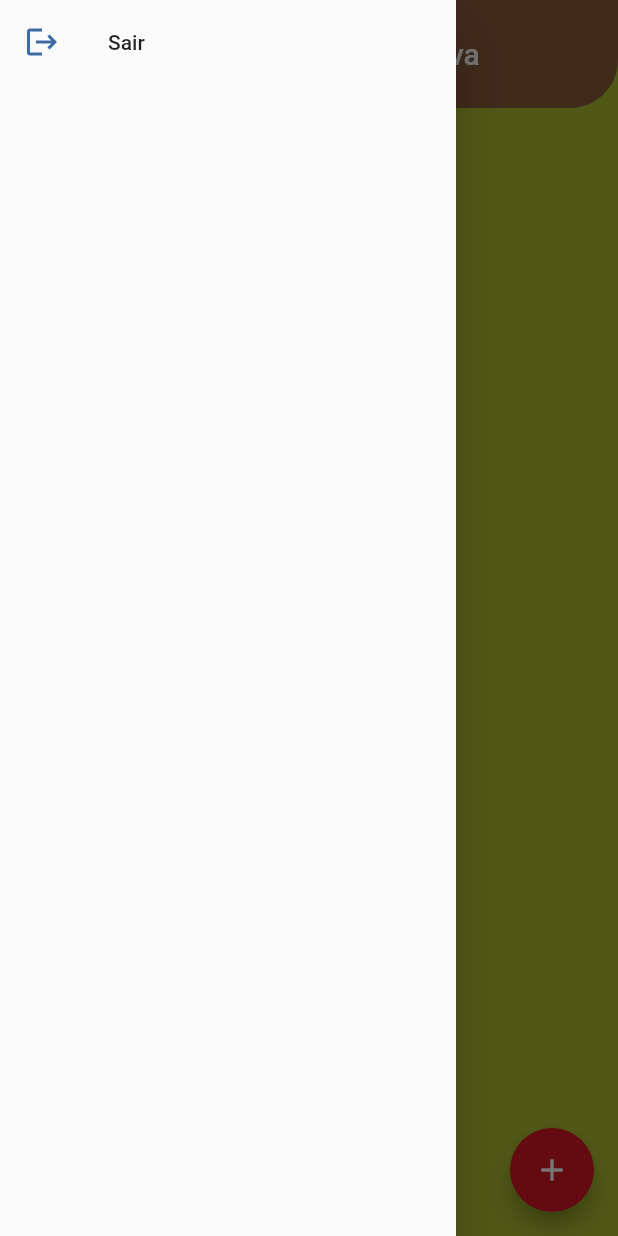
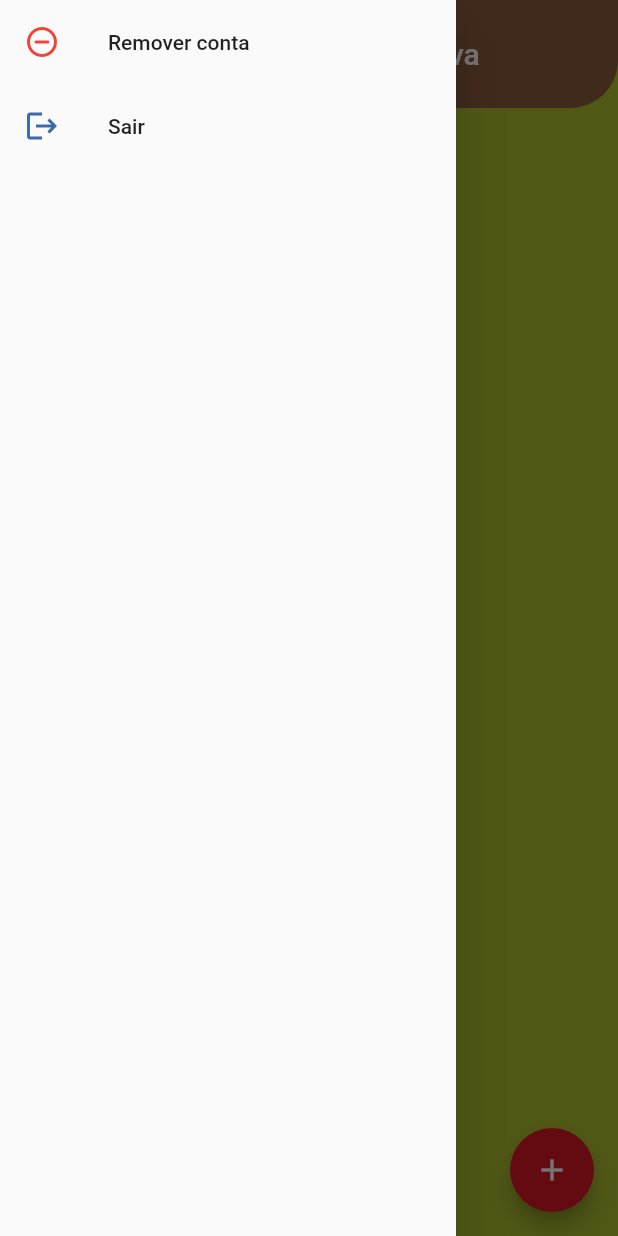
Before and after one commit to ricarthlima/flutter_firebase_auth, a Flutter app: the screen it shows once a user with an empty profile is signed in, with the side drawer open, on a phone screen of 412 x 824 dp. Run offline on Flutter 3.47's test engine with Material 2 defaults, Android fonts, the phone set to English and light mode, and no system bars; our stand-ins replace cloud_firestore, firebase_auth, firebase_core; accounts and stored records are empty; generated files the repository leaves out were written again; network calls fail.

Commit message:
v4.3 - removendo usuário

```diff
--- a/lib/firestore/presentation/home_screen.dart
+++ b/lib/firestore/presentation/home_screen.dart
@@ -30,6 +30,14 @@ class _HomeScreenState extends State<HomeScreen> {
       ),
       drawer: Drawer(
         child: ListView(children: [
+          ListTile(
+            onTap: () => AuthService().removerUsuario(),
+            leading: const Icon(
+              Icons.remove_circle_outline_rounded,
+              color: Colors.red,
+            ),
+            title: const Text("Remover conta"),
+          ),
           ListTile(
             onTap: () => AuthService().deslogar(),
             leading: const Icon(Icons.logout),
```
Also changed, not shown: lib/authenticator/services/auth_service.dart (+11 -0 lines).
